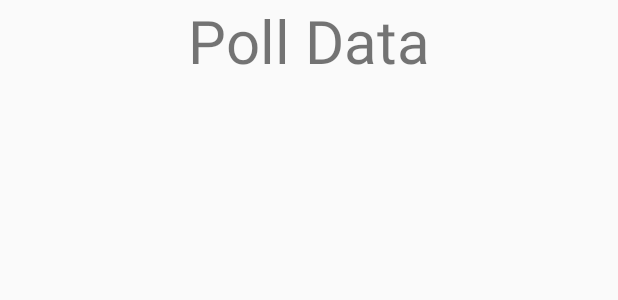
After one commit to tennispro7797/Political-Polling, an Android app: the layout activity_view_poll_data.xml on its own in the app's theme, with its tools: preview values and no code run, on a phone screen of 412 x 824 dp. The commit adds this screen. Shown: the top 300 px of the screen. Run offline under Robolectric (Android 15) with nearby library versions, the phone set to English and light mode, and no system bars.

Commit message:
Created ViewPollDataActivity, integrated with PollDataActivity, and created dummy bar graph

```diff
--- a/app/build.gradle
+++ b/app/build.gradle
@@ -33,5 +33,6 @@ dependencies {
     compile 'com.android.support.constraint:constraint-layout:1.0.2'
     compile 'com.android.support:support-v4:26.+'
     compile 'com.android.support:support-vector-drawable:26.+'
+    compile 'com.github.PhilJay:MPAndroidChart:v3.0.2'
     testCompile 'junit:junit:4.12'
 }
--- a/app/src/main/AndroidManifest.xml
+++ b/app/src/main/AndroidManifest.xml
@@ -25,7 +25,8 @@
         <activity android:name=".PollImpactActivity" />
         <activity
             android:name=".SettingsActivity"
-            android:label="@string/title_activity_settings"></activity>
+            android:label="@string/title_activity_settings" />
+        <activity android:name=".ViewPollDataActivity"></activity>
     </application>
 
 </manifest>
--- /dev/null
+++ b/app/src/main/res/layout/activity_view_poll_data.xml
@@ -0,0 +1,20 @@
+<?xml version="1.0" encoding="utf-8"?>
+<LinearLayout xmlns:android="http://schemas.android.com/apk/res/android"
+    xmlns:app="http://schemas.android.com/apk/res-auto"
+    xmlns:tools="http://schemas.android.com/tools"
+    android:layout_width="match_parent"
+    android:layout_height="match_parent"
+    android:orientation="vertical"
+    android:gravity="center|top"
+    android:id="@+id/viewData"
+    tools:context="com.example.adityamohile.politicalpolling.ViewPollDataActivity">
+
+
+    <TextView
+        android:layout_width="wrap_content"
+        android:layout_height="wrap_content"
+        android:text="Poll Data"
+        android:textSize="40sp"
+        android:layout_marginBottom="10sp"/>
+
+</LinearLayout>
--- a/build.gradle
+++ b/build.gradle
@@ -15,6 +15,7 @@ buildscript {
 allprojects {
     repositories {
         jcenter()
+        maven { url "https://jitpack.io" }
     }
 }
 
```
Also changed, not shown: app/src/main/java/com/example/adityamohile/politicalpolling/PollDataFragment.java (+16 -0 lines), app/src/main/java/com/example/adityamohile/politicalpolling/ViewPollDataActivity.java (added, +63 -0 lines).
